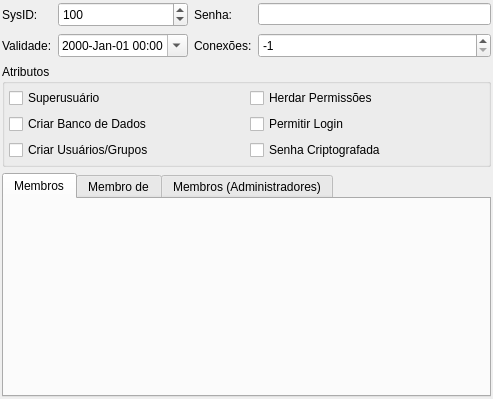
First picture: the form in libpgmodeler_ui/ui/papelwidget.ui, repository pgmodeler/pgmodeler, before the edit.
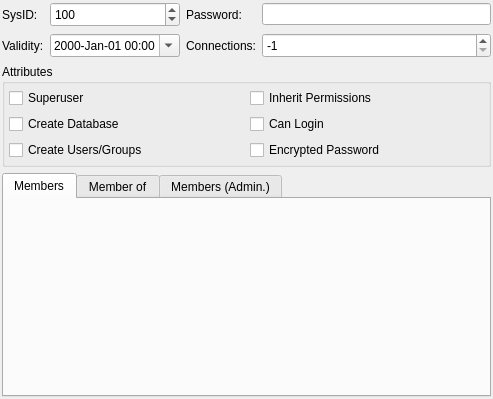
Second picture: the form after the edit.

```diff
--- a/libpgmodeler_ui/ui/papelwidget.ui
+++ b/libpgmodeler_ui/ui/papelwidget.ui
@@ -55,7 +55,7 @@
    <item row="0" column="2">
     <widget class="QLabel" name="senha_lbl">
      <property name="text">
-      <string>Senha:</string>
+      <string>Password:</string>
      </property>
     </widget>
    </item>
@@ -65,7 +65,7 @@
    <item row="1" column="0">
     <widget class="QLabel" name="validade_lbl">
      <property name="text">
-      <string>Validade:</string>
+      <string>Validity:</string>
      </property>
     </widget>
    </item>
@@ -89,7 +89,7 @@
       </font>
      </property>
      <property name="text">
-      <string>Conexões:</string>
+      <string>Connections:</string>
      </property>
     </widget>
    </item>
@@ -115,7 +115,7 @@
    <item row="2" column="0" colspan="4">
     <widget class="QGroupBox" name="groupBox">
      <property name="title">
-      <string>Atributos</string>
+      <string>Attributes</string>
      </property>
      <layout class="QGridLayout" name="gridLayout">
       <property name="margin">
@@ -127,42 +127,42 @@
       <item row="0" column="0">
        <widget class="QCheckBox" name="superusr_chk">
         <property name="text">
-         <string>Superusuário</string>
+         <string>Superuser</string>
         </property>
        </widget>
       </item>
       <item row="0" column="1">
        <widget class="QCheckBox" name="herdarperm_chk">
         <property name="text">
-         <string>Herdar Permissões</string>
+         <string>Inherit Permissions</string>
         </property>
        </widget>
       </item>
       <item row="1" column="0">
        <widget class="QCheckBox" name="criarbd_chk">
         <property name="text">
-         <string>Criar Banco de Dados</string>
+         <string>Create Database</string>
         </property>
        </widget>
       </item>
       <item row="1" column="1">
        <widget class="QCheckBox" name="permitirlogin_chk">
         <property name="text">
-         <string>Permitir Login</string>
+         <string>Can Login</string>
         </property>
        </widget>
       </item>
       <item row="2" column="0">
        <widget class="QCheckBox" name="criarusr_chk">
         <property name="text">
-         <string>Criar Usuários/Grupos</string>
+         <string>Create Users/Groups</string>
         </property>
        </widget>
       </item>
       <item row="2" column="1">
        <widget class="QCheckBox" name="senhacripto_chk">
         <property name="text">
-         <string>Senha Criptografada</string>
+         <string>Encrypted Password</string>
         </property>
        </widget>
       </item>
@@ -176,17 +176,17 @@
      </property>
      <widget class="QWidget" name="membros_tab">
       <attribute name="title">
-       <string>Membros</string>
+       <string>Members</string>
       </attribute>
      </widget>
      <widget class="QWidget" name="membro_tab">
       <attribute name="title">
-       <string>Membro de</string>
+       <string>Member of</string>
       </attribute>
      </widget>
      <widget class="QWidget" name="membros_adm_tab">
       <attribute name="title">
-       <string>Membros (Administradores)</string>
+       <string>Members (Admin.)</string>
       </attribute>
      </widget>
     </widget>
```
